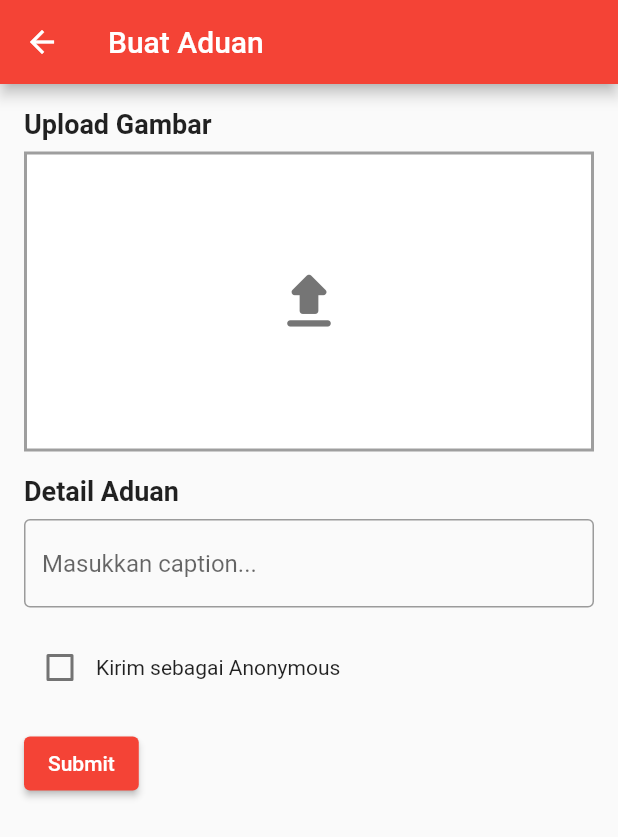
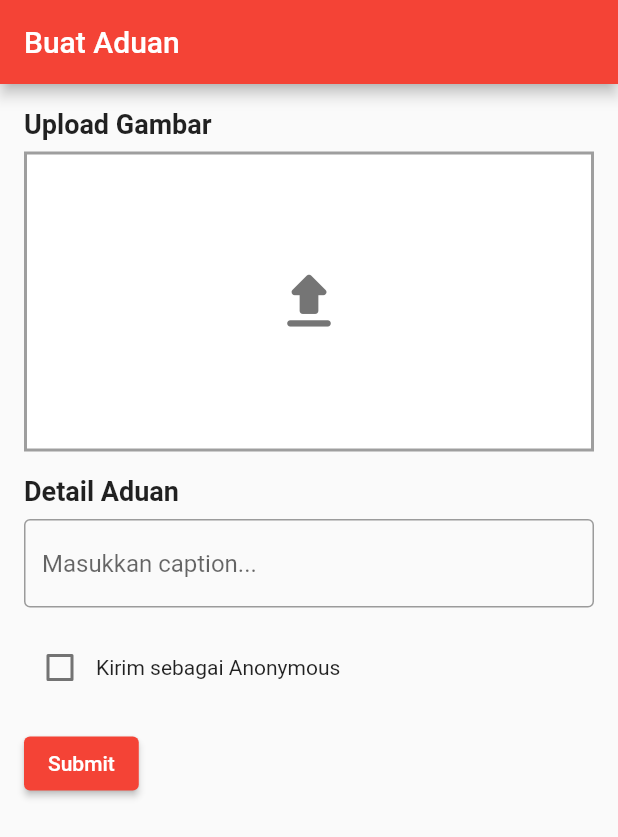
Before and after one commit to alfimonth/civilhub, a Flutter app: the AddPostScreen screen opened directly, after a tap on "Submit", on a phone screen of 412 x 824 dp. Shown: the top 837 px of the screen. Run offline on Flutter 3.47's test engine with Material 2 defaults, Android fonts, the phone set to English and light mode, and no system bars; our stand-ins replace dio, flutter_form_builder, flutter_local_notifications, image_picker, permission_handler, shared_preferences; accounts and stored records are empty.

Commit message:
melakukan optimasi

```diff
--- a/lib/screens/add_post_screen.dart
+++ b/lib/screens/add_post_screen.dart
@@ -7,6 +7,9 @@ import '../models/post.dart';
 import '../services/post_service.dart';
 import 'package:http/http.dart' as http;
 import '../main.dart';
+import '../helpers/user_info.dart';
+import '../services/post_service.dart';
+import '../models/post.dart';
 
 class AddPostScreen extends StatefulWidget {
   @override
@@ -14,6 +17,8 @@ class AddPostScreen extends StatefulWidget {
 }
 
 class _AddPostScreenState extends State<AddPostScreen> {
+  late String userId;
+
   String? _imageUrl;
   bool _sendToAnonymous = false;
   TextEditingController _captionController = TextEditingController();
@@ -21,6 +26,17 @@ class _AddPostScreenState extends State<AddPostScreen> {
       FlutterLocalNotificationsPlugin();
 
   PostService _postService = PostService();
+
+  UserInfo userInfo = UserInfo();
+  Future<Map<String, String>> _getUserInfo() async {
+    String? user_id = await userInfo.getUserID();
+    setState(() {
+      userId = user_id ?? '';
+    });
+    return {
+      'user_id': user_id ?? '',
+    };
+  }
 
   void _showAlertDialog() {
     showDialog(
@@ -70,6 +86,7 @@ class _AddPostScreenState extends State<AddPostScreen> {
   }
 
   void _simpanPost() async {
+    await _getUserInfo();
     String content = _captionController.text;
     String fileName = _imageUrl != null ? _imageUrl!.split('/').last : '';
 
@@ -79,8 +96,8 @@ class _AddPostScreenState extends State<AddPostScreen> {
 
       var request = http.MultipartRequest(
         'POST',
-        Uri.parse(
-            'http://192.168.43.241:8000/api/upload'), // Ganti dengan URL endpoint upload gambar di API Laravel
+        Uri.parse('http://192.168.43.241:8000/api/upload'),
+        //'http://172.19.128.24:8000/api/upload'), // Ganti dengan URL endpoint upload gambar di API Laravel
       );
 
       request.files.add(
@@ -95,7 +112,7 @@ class _AddPostScreenState extends State<AddPostScreen> {
       if (response.statusCode == 200) {
         print('Gambar berhasil diunggah');
         Post post = new Post(
-          userId: 1,
+          userId: int.parse(userId),
           content: content,
           image: fileName,
           isAnonymous: _sendToAnonymous,
@@ -167,6 +184,7 @@ class _AddPostScreenState extends State<AddPostScreen> {
     return Scaffold(
       appBar: AppBar(
         title: Text('Buat Aduan'),
+        automaticallyImplyLeading: false,
       ),
       body: SingleChildScrollView(
         child: Padding(
--- a/lib/screens/register.dart
+++ b/lib/screens/register.dart
@@ -16,12 +16,12 @@ class _RegistrationScreenState extends State<RegistrationScreen> {
   Widget build(BuildContext context) {
     return Scaffold(
         body: SingleChildScrollView(
-      child: Padding(
+      child: Container(
         padding: EdgeInsets.all(16.0),
+        height: MediaQuery.of(context).size.height,
         child: Column(
           mainAxisAlignment: MainAxisAlignment.center,
           children: [
-            SizedBox(height: 100.0),
             Image.asset(
               'assets/logo.png', // Ganti dengan path ke logo Anda
               width: 100,
--- a/pubspec.yaml
+++ b/pubspec.yaml
@@ -32,9 +32,11 @@ dependencies:
     dio: ^5.2.1+1
     flutter:
         sdk: flutter
+    flutter_form_builder: ^6.1.0
     flutter_local_notifications: ^14.1.1
     image_picker: ^0.8.8
     permission_handler: ^10.3.0
+    shared_preferences: ^2.1.1
 
 dev_dependencies:
     flutter_lints: ^2.0.0
```
Also changed, not shown: lib/screens/feed_screens.dart (+13 -2 lines), lib/screens/login.dart (+74 -13 lines), lib/services/login_service.dart (added, +36 -0 lines), lib/splash.dart (+19 -6 lines), pubspec.lock, 1 other file.
